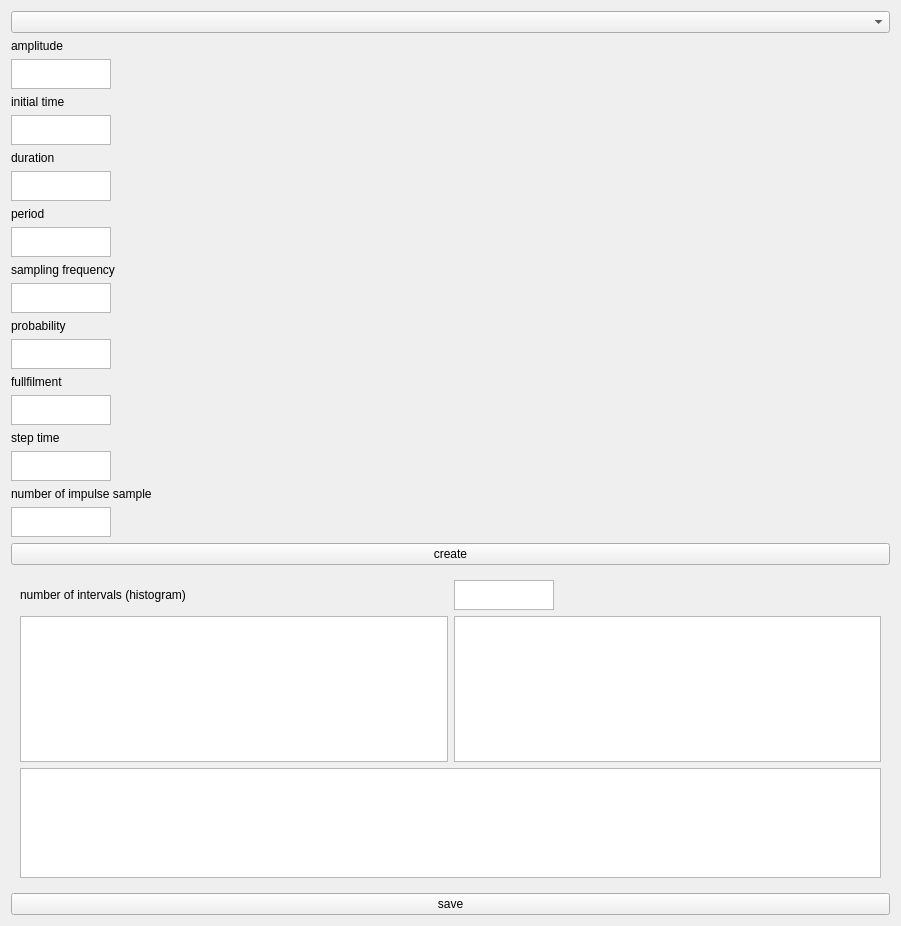
Qt form program/forms/signal_display_widget.ui (MichalDudkiewicz/signal_processing) before a commit.
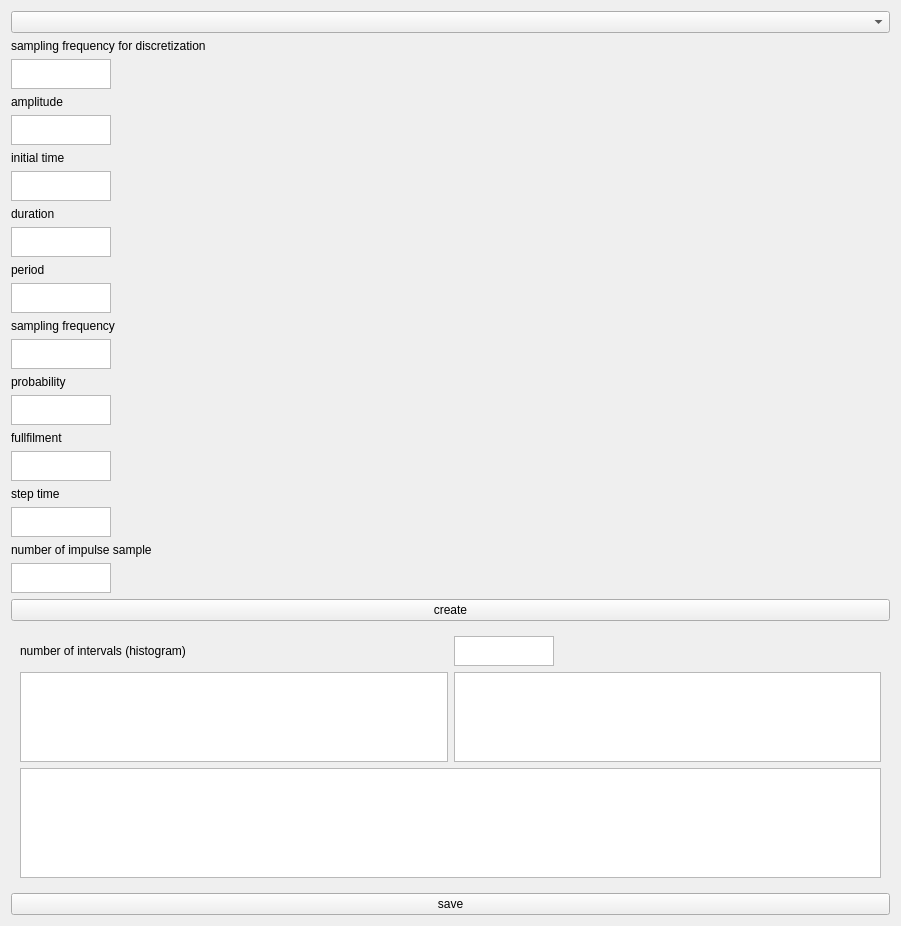
The same form after that commit. Custom widgets are drawn as their Qt base class.

Commit message: sampling freq setting gui

Patch:
```diff
--- a/program/forms/signal_display_widget.ui
+++ b/program/forms/signal_display_widget.ui
@@ -16,7 +16,7 @@
   <layout class="QGridLayout" name="gridLayout_2">
    <item row="0" column="0">
     <layout class="QGridLayout" name="gridLayout">
-     <item row="23" column="0">
+     <item row="25" column="0">
       <layout class="QHBoxLayout" name="horizontalLayout" stretch="0">
        <item>
         <widget class="QWidget" name="properties" native="true">
@@ -74,7 +74,7 @@
      <item row="1" column="0">
       <widget class="QComboBox" name="comboBox"/>
      </item>
-     <item row="9" column="0">
+     <item row="11" column="0">
       <widget class="QTextEdit" name="durationTextEdit">
        <property name="maximumSize">
         <size>
@@ -84,14 +84,14 @@
        </property>
       </widget>
      </item>
-     <item row="8" column="0">
+     <item row="10" column="0">
       <widget class="QLabel" name="durationLabel">
        <property name="text">
         <string>duration</string>
        </property>
       </widget>
      </item>
-     <item row="3" column="0">
+     <item row="5" column="0">
       <widget class="QTextEdit" name="amplitudeTextEdit">
        <property name="sizePolicy">
         <sizepolicy hsizetype="Fixed" vsizetype="Fixed">
@@ -107,7 +107,7 @@
        </property>
       </widget>
      </item>
-     <item row="5" column="0">
+     <item row="7" column="0">
       <widget class="QTextEdit" name="initialTimeTextEdit">
        <property name="maximumSize">
         <size>
@@ -117,35 +117,35 @@
        </property>
       </widget>
      </item>
-     <item row="4" column="0">
+     <item row="6" column="0">
       <widget class="QLabel" name="initialTimeLabel">
        <property name="text">
         <string>initial time</string>
        </property>
       </widget>
      </item>
-     <item row="2" column="0">
+     <item row="4" column="0">
       <widget class="QLabel" name="amplitudeLabel">
        <property name="text">
         <string>amplitude</string>
        </property>
       </widget>
      </item>
-     <item row="22" column="0">
+     <item row="24" column="0">
       <widget class="QPushButton" name="createButton">
        <property name="text">
         <string>create</string>
        </property>
       </widget>
      </item>
-     <item row="10" column="0">
+     <item row="12" column="0">
       <widget class="QLabel" name="periodLabel">
        <property name="text">
         <string>period</string>
        </property>
       </widget>
      </item>
-     <item row="11" column="0">
+     <item row="13" column="0">
       <widget class="QTextEdit" name="periodTextEdit">
        <property name="maximumSize">
         <size>
@@ -155,14 +155,14 @@
        </property>
       </widget>
      </item>
-     <item row="12" column="0">
+     <item row="14" column="0">
       <widget class="QLabel" name="samplingFrequencyLabel">
        <property name="text">
         <string>sampling frequency</string>
        </property>
       </widget>
      </item>
-     <item row="15" column="0">
+     <item row="17" column="0">
       <widget class="QTextEdit" name="probabilityTextEdit">
        <property name="maximumSize">
         <size>
@@ -172,7 +172,7 @@
        </property>
       </widget>
      </item>
-     <item row="13" column="0">
+     <item row="15" column="0">
       <widget class="QTextEdit" name="samplingFrequencyTextEdit">
        <property name="maximumSize">
         <size>
@@ -182,21 +182,21 @@
        </property>
       </widget>
      </item>
-     <item row="14" column="0">
+     <item row="16" column="0">
       <widget class="QLabel" name="probabilityLabel">
        <property name="text">
         <string>probability</string>
        </property>
       </widget>
      </item>
-     <item row="16" column="0">
+     <item row="18" column="0">
       <widget class="QLabel" name="fullfilmentLabel">
        <property name="text">
         <string>fullfilment</string>
        </property>
       </widget>
      </item>
-     <item row="17" column="0">
+     <item row="19" column="0">
       <widget class="QTextEdit" name="kwTextEdit">
        <property name="maximumSize">
         <size>
@@ -206,14 +206,14 @@
        </property>
       </widget>
      </item>
-     <item row="20" column="0">
+     <item row="22" column="0">
       <widget class="QLabel" name="impulseSampleNumberLabel">
        <property name="text">
         <string>number of impulse sample</string>
        </property>
       </widget>
      </item>
-     <item row="19" column="0">
+     <item row="21" column="0">
       <widget class="QTextEdit" name="stepTimeTextEdit">
        <property name="maximumSize">
         <size>
@@ -223,14 +223,14 @@
        </property>
       </widget>
      </item>
-     <item row="18" column="0">
+     <item row="20" column="0">
       <widget class="QLabel" name="stepTimeLabel">
        <property name="text">
         <string>step time</string>
        </property>
       </widget>
      </item>
-     <item row="21" column="0">
+     <item row="23" column="0">
       <widget class="QTextEdit" name="impulseSampleNumberTextEdit">
        <property name="maximumSize">
         <size>
@@ -240,6 +240,23 @@
        </property>
       </widget>
      </item>
+     <item row="3" column="0">
+      <widget class="QTextEdit" name="samplingFreqTextEdit">
+       <property name="maximumSize">
+        <size>
+         <width>100</width>
+         <height>30</height>
+        </size>
+       </property>
+      </widget>
+     </item>
+     <item row="2" column="0">
+      <widget class="QLabel" name="label_2">
+       <property name="text">
+        <string>sampling frequency for discretization</string>
+       </property>
+      </widget>
+     </item>
     </layout>
    </item>
    <item row="1" column="0">
```
The commit also changes 1 other file.
